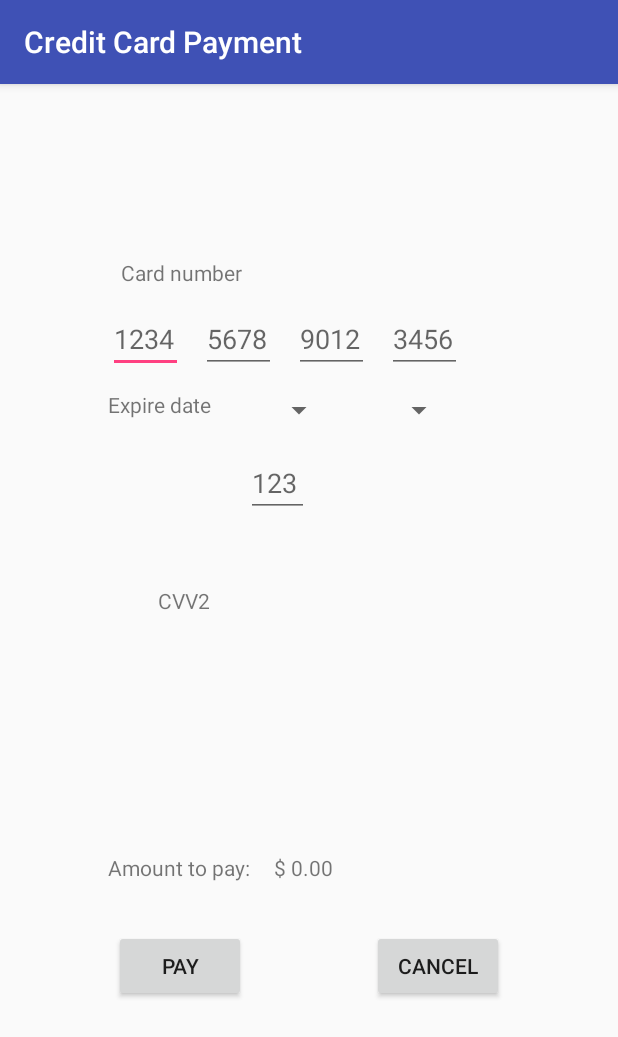
After one commit to FominDm/PlantTree, an Android app: the CreditCardActivity screen opened directly, with no data from a screen before it, on a phone screen of 412 x 824 dp. The commit adds this screen. Shown: the top 1037 px of the screen. Run offline under Robolectric (Android 15) with nearby library versions, the phone set to English and light mode, and no system bars.

Commit message:
CreditCard and PayPal Pages
added CreditCard page
added PayPal page
clean up and coment all methods

```diff
--- /dev/null
+++ b/app/src/main/java/com/example/dima/myapplication/CreditCardActivity.java
@@ -0,0 +1,69 @@
+package com.example.dima.myapplication;
+
+import android.support.v7.app.AppCompatActivity;
+import android.os.Bundle;
+import android.view.View;
+import android.widget.AdapterView;
+import android.widget.ArrayAdapter;
+import android.widget.Spinner;
+import android.widget.TextView;
+
+public class CreditCardActivity extends AppCompatActivity implements AdapterView.OnItemSelectedListener
+{
+    private Spinner monthSpinner, yearSpinner;
+    private TextView amountToPay;
+
+    private String[] month = {" ", "01", "02", "03", "04", "05", "06", "07", "08", "09", "10", "11", "12"};
+    private String[] year = {" ", "2019", "2020", "2021", "2022", "2023", "2024", "2025", "2026", "2027", "2028"};
+
+    @Override
+    protected void onCreate(Bundle savedInstanceState)
+    {
+        super.onCreate(savedInstanceState);
+        setContentView(R.layout.activity_credit_card);
+
+        //adapts month array in to month spinner
+        monthSpinner = findViewById(R.id.month);
+        ArrayAdapter<String> adapter = new ArrayAdapter<String>(this, android.R.layout.simple_spinner_dropdown_item, month);
+        adapter.setDropDownViewResource(android.R.layout.simple_spinner_dropdown_item);
+        monthSpinner.setAdapter(adapter);
+        monthSpinner.setOnItemSelectedListener(this);
+
+        //adapts year array in to year spinner
+        yearSpinner = findViewById(R.id.year);
+        ArrayAdapter<String> adapt = new ArrayAdapter<String>(this, android.R.layout.simple_spinner_dropdown_item, year);
+        adapter.setDropDownViewResource(android.R.layout.simple_spinner_dropdown_item);
+        yearSpinner.setAdapter(adapt);
+        yearSpinner.setOnItemSelectedListener(this);
+
+        //sets total price from extras
+        amountToPay = findViewById(R.id.pay_amount);
+        amountToPay.setText("$ " + String.format("%.2f" , getIntent().getFloatExtra("totalPrice", 0)));
+    }
+
+    //on click event for Pay button
+    public void Pay(View view)
+    {
+        MainActivity.shoppingCart.clearCart();
+        finish();
+        ShoppingCartActivity.Update();
+    }
+
+    //on click event for Cancel button
+    public void Cancel(View view)
+    {
+        finish();
+    }
+
+    @Override
+    public void onItemSelected(AdapterView<?> parent, View view, int position, long id)
+    {
+
+    }
+
+    @Override
+    public void onNothingSelected(AdapterView<?> parent)
+    {
+
+    }
+}
--- a/app/src/main/java/com/example/dima/myapplication/ProductSpecialsAdapter.java
+++ b/app/src/main/java/com/example/dima/myapplication/ProductSpecialsAdapter.java
@@ -22,7 +22,6 @@ public class ProductSpecialsAdapter extends BaseAdapter
         li = (LayoutInflater) context.getSystemService(context.LAYOUT_INFLATER_SERVICE);
 
     }
-
 
     @Override
     public int getCount()
@@ -60,6 +59,8 @@ public class ProductSpecialsAdapter extends BaseAdapter
         description.setText(product.getDescription());
 
         TextView normalPrice = view.findViewById(R.id.NormalPrice);
+        //gets normal price for current product
+        //and sets it to normalPrice view
         for(Product prod: MainActivity.productList)
         {
             if(prod.getName().equals(product.getName()))
@@ -74,6 +75,7 @@ public class ProductSpecialsAdapter extends BaseAdapter
         specialPrice.setText("$ " + product.getPrice());
 
         Button addToCart = view.findViewById(R.id.addToCart);
+        //on click listener for Add button
         addToCart.setOnClickListener(new View.OnClickListener()
         {
             @Override
--- /dev/null
+++ b/app/src/main/res/layout/activity_credit_card.xml
@@ -0,0 +1,180 @@
+<?xml version="1.0" encoding="utf-8"?>
+<android.support.constraint.ConstraintLayout xmlns:android="http://schemas.android.com/apk/res/android"
+    xmlns:app="http://schemas.android.com/apk/res-auto"
+    xmlns:tools="http://schemas.android.com/tools"
+    android:layout_width="match_parent"
+    android:layout_height="match_parent"
+    tools:context=".CreditCardActivity">
+
+    <TextView
+        android:id="@+id/textView7"
+        android:layout_width="wrap_content"
+        android:layout_height="wrap_content"
+        android:layout_marginTop="116dp"
+        android:text="Card number"
+        app:layout_constraintEnd_toEndOf="parent"
+        app:layout_constraintHorizontal_bias="0.244"
+        app:layout_constraintStart_toStartOf="parent"
+        app:layout_constraintTop_toTopOf="parent" />
+
+    <EditText
+        android:id="@+id/card1"
+        android:layout_width="50dp"
+        android:layout_height="wrap_content"
+        android:layout_marginLeft="72dp"
+        android:layout_marginStart="72dp"
+        android:layout_marginTop="12dp"
+        android:ems="10"
+        android:hint="1234"
+        android:inputType="number"
+        android:maxLength="4"
+        app:layout_constraintStart_toStartOf="parent"
+        app:layout_constraintTop_toBottomOf="@+id/textView7" />
+
+    <EditText
+        android:id="@+id/card2"
+        android:layout_width="50dp"
+        android:layout_height="wrap_content"
+        android:layout_marginLeft="12dp"
+        android:layout_marginStart="12dp"
+        android:layout_marginTop="12dp"
+        android:ems="10"
+        android:hint="5678"
+        android:inputType="number"
+        android:maxLength="4"
+        app:layout_constraintStart_toEndOf="@+id/card1"
+        app:layout_constraintTop_toBottomOf="@+id/textView7" />
+
+    <EditText
+        android:id="@+id/card3"
+        android:layout_width="50dp"
+        android:layout_height="wrap_content"
+        android:layout_marginLeft="12dp"
+        android:layout_marginStart="12dp"
+        android:layout_marginTop="12dp"
+        android:ems="10"
+        android:hint="9012"
+        android:inputType="number"
+        android:maxLength="4"
+        app:layout_constraintStart_toEndOf="@+id/card2"
+        app:layout_constraintTop_toBottomOf="@+id/textView7" />
+
+    <EditText
+        android:id="@+id/card4"
+        android:layout_width="50dp"
+        android:layout_height="wrap_content"
+        android:layout_marginLeft="12dp"
+        android:layout_marginStart="12dp"
+        android:layout_marginTop="12dp"
+        android:ems="10"
+        android:hint="3456"
+        android:inputType="number"
+        android:maxLength="4"
+        app:layout_constraintStart_toEndOf="@+id/card3"
+        app:layout_constraintTop_toBottomOf="@+id/textView7" />
+
+    <TextView
+        android:id="@+id/textView8"
+        android:layout_width="wrap_content"
+        android:layout_height="wrap_content"
+        android:layout_marginLeft="72dp"
+        android:layout_marginStart="72dp"
+        android:layout_marginTop="204dp"
+        android:text="Expire date"
+        app:layout_constraintStart_toStartOf="parent"
+        app:layout_constraintTop_toTopOf="parent" />
+
+    <Spinner
+        android:id="@+id/month"
+        android:layout_width="55dp"
+        android:layout_height="27dp"
+        android:layout_marginTop="204dp"
+        app:layout_constraintEnd_toEndOf="parent"
+        app:layout_constraintHorizontal_bias="0.471"
+        app:layout_constraintStart_toStartOf="parent"
+        app:layout_constraintTop_toTopOf="parent" />
+
+    <Spinner
+        android:id="@+id/year"
+        android:layout_width="70dp"
+        android:layout_height="27dp"
+        android:layout_marginLeft="8dp"
+        android:layout_marginStart="8dp"
+        android:layout_marginTop="204dp"
+        app:layout_constraintEnd_toEndOf="parent"
+        app:layout_constraintHorizontal_bias="0.02"
+        app:layout_constraintStart_toEndOf="@+id/month"
+        app:layout_constraintTop_toTopOf="parent" />
+
+    <TextView
+        android:id="@+id/textView9"
+        android:layout_width="wrap_content"
+        android:layout_height="wrap_content"
+        android:layout_marginEnd="272dp"
+        android:layout_marginRight="272dp"
+        android:text="CVV2"
+        app:layout_constraintBottom_toBottomOf="parent"
+        app:layout_constraintEnd_toEndOf="parent"
+        app:layout_constraintTop_toTopOf="parent"
+        app:layout_constraintVertical_bias="0.447" />
+
+    <EditText
+        android:id="@+id/CVV"
+        android:layout_width="42dp"
+        android:layout_height="wrap_content"
+        android:layout_marginLeft="24dp"
+        android:layout_marginStart="24dp"
+        android:layout_marginTop="12dp"
+        android:ems="10"
+        android:hint="123"
+        android:inputType="number"
+        android:maxLength="3"
+        app:layout_constraintStart_toEndOf="@+id/textView9"
+        app:layout_constraintTop_toBottomOf="@+id/month" />
+
+    <Button
+        android:id="@+id/pay_btn"
+        android:layout_width="wrap_content"
+        android:layout_height="wrap_content"
+        android:layout_marginBottom="156dp"
+        android:layout_marginLeft="76dp"
+        android:layout_marginStart="76dp"
+        android:onClick="Pay"
+        android:text="Pay"
+        app:layout_constraintBottom_toBottomOf="parent"
+        app:layout_constraintStart_toStartOf="parent" />
+
+    <Button
+        android:id="@+id/cancel_btn"
+        android:layout_width="wrap_content"
+        android:layout_height="wrap_content"
+        android:layout_marginBottom="156dp"
+        android:layout_marginEnd="76dp"
+        android:layout_marginRight="76dp"
+        android:onClick="Cancel"
+        android:text="Cancel"
+        app:layout_constraintBottom_toBottomOf="parent"
+        app:layout_constraintEnd_toEndOf="parent" />
+
+    <TextView
+        android:id="@+id/textView10"
+        android:layout_width="wrap_content"
+        android:layout_height="wrap_content"
+        android:layout_marginBottom="236dp"
+        android:layout_marginLeft="72dp"
+        android:layout_marginStart="72dp"
+        android:text="Amount to pay:"
+        app:layout_constraintBottom_toBottomOf="parent"
+        app:layout_constraintStart_toStartOf="parent" />
+
+    <TextView
+        android:id="@+id/pay_amount"
+        android:layout_width="wrap_content"
+        android:layout_height="wrap_content"
+        android:layout_marginBottom="236dp"
+        android:layout_marginLeft="16dp"
+        android:layout_marginStart="16dp"
+        android:text="TextView"
+        app:layout_constraintBottom_toBottomOf="parent"
+        app:layout_constraintStart_toEndOf="@+id/textView10" />
+</android.support.constraint.ConstraintLayout>
--- a/app/src/main/res/layout/activity_login.xml
+++ b/app/src/main/res/layout/activity_login.xml
@@ -26,7 +26,7 @@
         android:layout_width="214dp"
         android:layout_height="wrap_content"
         android:layout_marginTop="16dp"
-        android:text="Login"
+        android:text="Log in"
         android:textColor="@color/colorPrimaryDark"
         app:layout_constraintEnd_toEndOf="parent"
         app:layout_constraintStart_toStartOf="parent"
--- a/app/src/main/res/layout/activity_shopping_cart.xml
+++ b/app/src/main/res/layout/activity_shopping_cart.xml
@@ -104,6 +104,7 @@
         android:layout_marginLeft="64dp"
         android:layout_marginStart="64dp"
         android:fadingEdge="none"
+        android:onClick="CreditCard"
         android:text="Credit card"
         android:textSize="14sp"
         android:textStyle="bold"
@@ -117,6 +118,7 @@
         android:layout_marginBottom="16dp"
         android:layout_marginEnd="64dp"
         android:layout_marginRight="64dp"
+        android:onClick="PayPal"
         android:text="PayPal"
         android:textSize="14sp"
         android:textStyle="bold"
```
Also changed, not shown: app/src/main/AndroidManifest.xml (+29 -4 lines), app/src/main/java/com/example/dima/myapplication/LoginActivity.java (+10 -3 lines), app/src/main/java/com/example/dima/myapplication/PayPallActivity.java (added, +29 -0 lines), app/src/main/java/com/example/dima/myapplication/ProductAdapter.java (+10 -1 lines), app/src/main/java/com/example/dima/myapplication/ShopOnline.java (+43 -11 lines), app/src/main/java/com/example/dima/myapplication/ShoppingCart.java (+8 -0 lines), app/src/main/java/com/example/dima/myapplication/ShoppingCartActivity.java (+35 -0 lines), app/src/main/java/com/example/dima/myapplication/ShoppingCartAdapter.java (+5 -3 lines), app/src/main/res/layout/activity_pay_pall.xml (added, +85 -0 lines), 1 other file.
